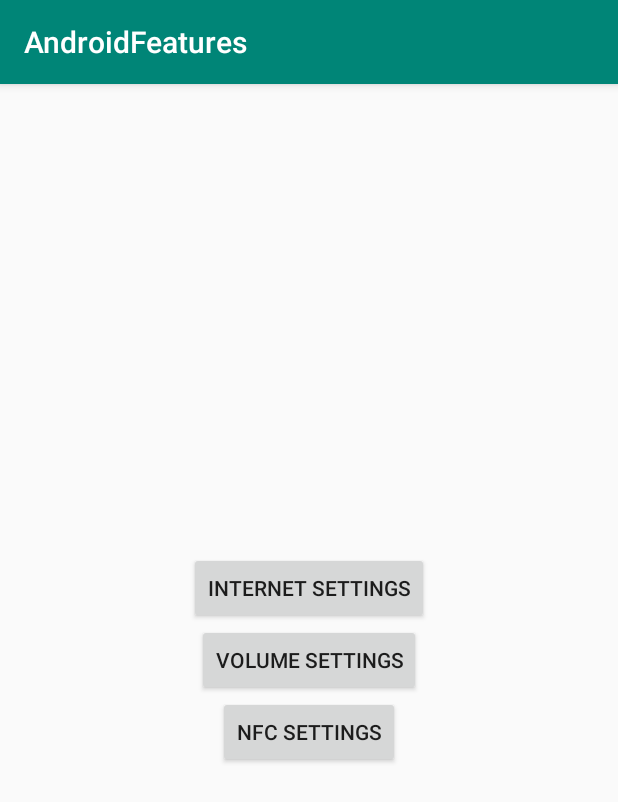
After one commit to lakhwinderdebut/android_features, an Android app: the SettingActivity screen opened directly, with no data from a screen before it, on a phone screen of 412 x 824 dp. The commit adds this screen. Shown: the top 802 px of the screen. Run offline under Robolectric (Android 15) with nearby library versions, the phone set to English and light mode, and no system bars.

Commit message:
Setting module added

```diff
--- a/app/build.gradle
+++ b/app/build.gradle
@@ -5,11 +5,11 @@ apply plugin: 'kotlin-android'
 apply plugin: 'kotlin-android-extensions'
 
 android {
-    compileSdkVersion 28
+    compileSdkVersion 29
     defaultConfig {
         applicationId "com.debut.androidfeatures"
         minSdkVersion 23
-        targetSdkVersion 28
+        targetSdkVersion 29
         versionCode 1
         versionName "1.0"
         testInstrumentationRunner "androidx.test.runner.AndroidJUnitRunner"
--- a/app/src/main/AndroidManifest.xml
+++ b/app/src/main/AndroidManifest.xml
@@ -9,6 +9,8 @@
             android:roundIcon="@mipmap/ic_launcher_round"
             android:supportsRtl="true"
             android:theme="@style/AppTheme">
+        <activity android:name=".SettingActivity">
+        </activity>
         <activity android:name=".ActivityWorkManager">
         </activity>
         <activity android:name=".MainActivity">
--- a/app/src/main/java/com/debut/androidfeatures/ActivityWorkManager.kt
+++ b/app/src/main/java/com/debut/androidfeatures/ActivityWorkManager.kt
@@ -31,7 +31,7 @@ class ActivityWorkManager : AppCompatActivity() {
         WorkManager.getInstance(this).getWorkInfoByIdLiveData(oneTimeWorkRequest.id)
             .observe(this, Observer<WorkInfo> {
                 Log.e("work states", "${it.state}")
-                Log.e("Output  data", "${it.outputData.getString(MyWorker.SUCCESS)}")
+                Log.e("Output  data", "${it.outputData.getString(Constants.SUCCESS)}")
             })
     }
 }
--- a/app/src/main/java/com/debut/androidfeatures/MainActivity.kt
+++ b/app/src/main/java/com/debut/androidfeatures/MainActivity.kt
@@ -15,5 +15,10 @@ class MainActivity : AppCompatActivity() {
             val intent = Intent(this, ActivityWorkManager::class.java)
             startActivity(intent)
         }
+
+        btn_setting_panel.setOnClickListener {
+            val intent = Intent(this, SettingActivity::class.java)
+            startActivity(intent)
+        }
     }
 }
--- /dev/null
+++ b/app/src/main/java/com/debut/androidfeatures/SettingActivity.kt
@@ -0,0 +1,54 @@
+package com.debut.androidfeatures
+
+import android.content.Intent
+import android.os.Build
+import android.os.Bundle
+import android.provider.Settings
+import androidx.appcompat.app.AppCompatActivity
+import kotlinx.android.synthetic.main.activity_setting.*
+
+
+/**
+ * Setting module will work in APi level 29 i.e in Android Q
+ */
+class SettingActivity : AppCompatActivity() {
+
+    override fun onCreate(savedInstanceState: Bundle?) {
+        super.onCreate(savedInstanceState)
+        setContentView(R.layout.activity_setting)
+        setListener()
+    }
+
+    private fun setListener() {
+        btnInternet.setOnClickListener { showInternetSettings() }
+        btnVolume.setOnClickListener { showVolumeSettings() }
+        btnNFC.setOnClickListener { showNFCSettings() }
+    }
+
+    /**
+     *  This will open Internet setting
+     */
+    private fun showInternetSettings() {
+        if (Build.VERSION.SDK_INT >= Build.VERSION_CODES.Q) {
+            val intent = Intent(Settings.Panel.ACTION_INTERNET_CONNECTIVITY)
+            startActivity(intent)
+        }
+    }
+    /**
+     *  This will open Volume setting
+     */
+    private fun showVolumeSettings() {
+        if (Build.VERSION.SDK_INT >= Build.VERSION_CODES.Q) {
+            val intent = Intent(Settings.Panel.ACTION_VOLUME)
+            startActivity(intent)
+        }
+    }
+    /**
+     *  This will open NFC setting
+     */
+    private fun showNFCSettings() {
+        if (Build.VERSION.SDK_INT >= Build.VERSION_CODES.Q) {
+            startActivity(Intent(Settings.Panel.ACTION_NFC))
+        }
+    }
+}
--- /dev/null
+++ b/app/src/main/res/layout/activity_setting.xml
@@ -0,0 +1,41 @@
+<?xml version="1.0" encoding="utf-8"?>
+<LinearLayout xmlns:android="http://schemas.android.com/apk/res/android"
+              xmlns:app="http://schemas.android.com/apk/res-auto"
+              xmlns:tools="http://schemas.android.com/tools"
+              android:layout_width="match_parent"
+              android:layout_height="match_parent"
+              android:orientation="vertical"
+              android:gravity="center"
+              tools:context=".MainActivity">
+
+    <Button
+            android:id="@+id/btnInternet"
+            android:layout_width="wrap_content"
+            android:layout_height="wrap_content"
+            android:text="INTERNET SETTINGS"
+            app:layout_constraintBottom_toBottomOf="parent"
+            app:layout_constraintLeft_toLeftOf="parent"
+            app:layout_constraintRight_toRightOf="parent"
+            app:layout_constraintTop_toTopOf="parent" />
+
+    <Button
+            android:id="@+id/btnVolume"
+            android:layout_width="wrap_content"
+            android:layout_height="wrap_content"
+            android:text="VOLUME SETTINGS"
+            app:layout_constraintBottom_toBottomOf="parent"
+            app:layout_constraintLeft_toLeftOf="parent"
+            app:layout_constraintRight_toRightOf="parent"
+            app:layout_constraintTop_toTopOf="parent" />
+
+    <Button
+            android:id="@+id/btnNFC"
+            android:layout_width="wrap_content"
+            android:layout_height="wrap_content"
+            android:text="NFC SETTINGS"
+            app:layout_constraintBottom_toBottomOf="parent"
+            app:layout_constraintLeft_toLeftOf="parent"
+            app:layout_constraintRight_toRightOf="parent"
+            app:layout_constraintTop_toTopOf="parent" />
+
+</LinearLayout>
```
